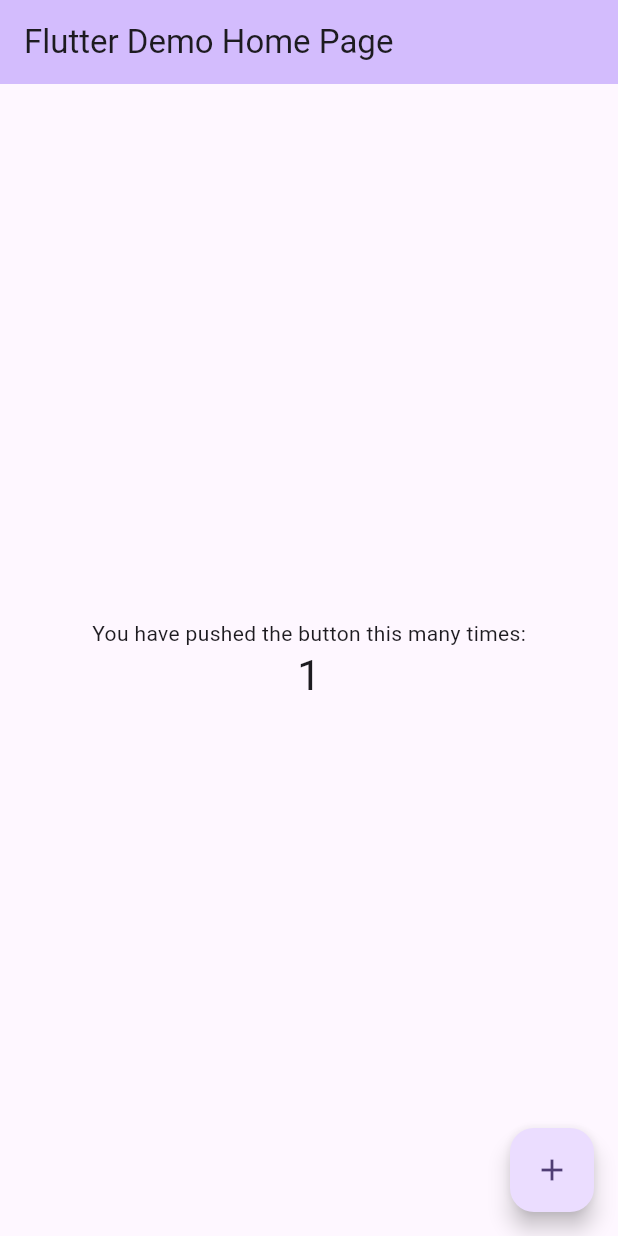
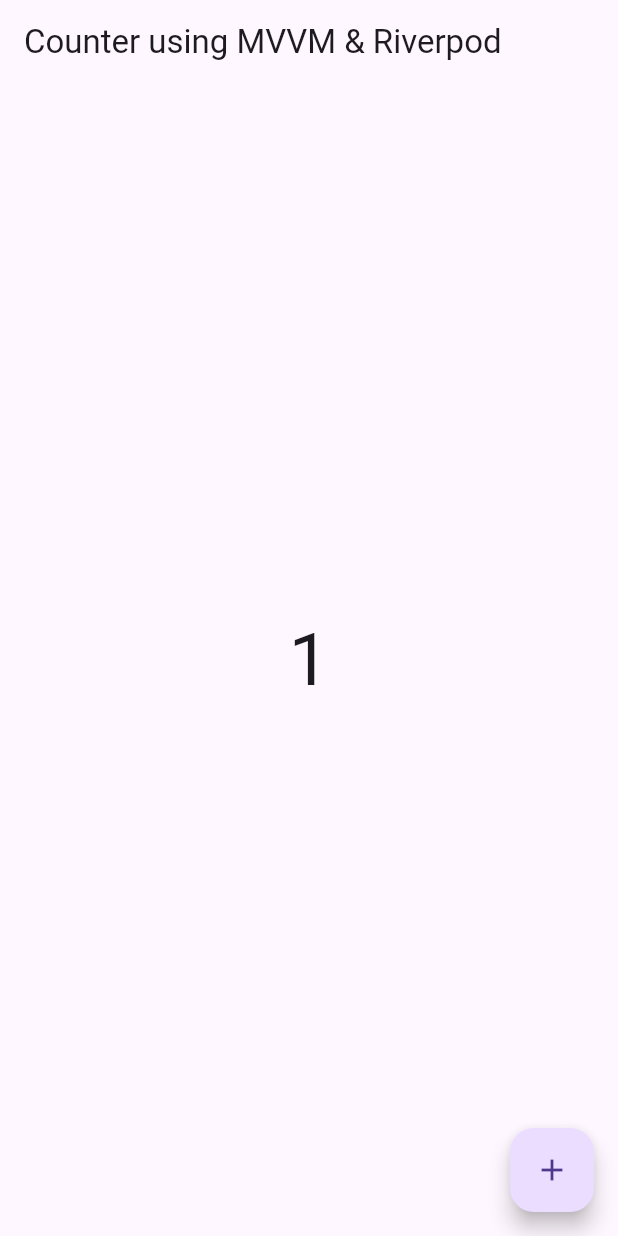
Before and after one commit to tranlong123/flutter_film_app, a Flutter app: the screen it shows after launch, after a tap on the "add" icon, on a phone screen of 412 x 824 dp. Run offline on Flutter 3.47's test engine with Material 3 defaults, Android fonts, the phone set to English and light mode, and no system bars; our stand-ins replace flutter_riverpod, freezed_annotation.

Commit message:
build pubspec.yaml

```diff
--- a/lib/main.dart
+++ b/lib/main.dart
@@ -1,125 +1,19 @@
 import 'package:flutter/material.dart';
+import 'package:flutter_riverpod/flutter_riverpod.dart';
+import 'views/counter_view.dart';
 
 void main() {
-  runApp(const MyApp());
+  runApp(const ProviderScope(child: MyApp()));
 }
 
 class MyApp extends StatelessWidget {
   const MyApp({super.key});
 
-  // This widget is the root of your application.
   @override
   Widget build(BuildContext context) {
-    return MaterialApp(
-      title: 'Flutter Demo',
-      theme: ThemeData(
-        // This is the theme of your application.
-        //
-        // TRY THIS: Try running your application with "flutter run". You'll see
-        // the application has a purple toolbar. Then, without quitting the app,
-        // try changing the seedColor in the colorScheme below to Colors.green
-        // and then invoke "hot reload" (save your changes or press the "hot
-        // reload" button in a Flutter-supported IDE, or press "r" if you used
-        // the command line to start the app).
-        //
-        // Notice that the counter didn't reset back to zero; the application
-        // state is not lost during the reload. To reset the state, use hot
-        // restart instead.
-        //
-        // This works for code too, not just values: Most code changes can be
-        // tested with just a hot reload.
-        colorScheme: ColorScheme.fromSeed(seedColor: Colors.deepPurple),
-        useMaterial3: true,
-      ),
-      home: const MyHomePage(title: 'Flutter Demo Home Page'),
+    return const MaterialApp(
+      title: 'Flutter MVVM with Riverpod',
+      home: CounterView(),
     );
   }
 }
-
-class MyHomePage extends StatefulWidget {
-  const MyHomePage({super.key, required this.title});
-
-  // This widget is the home page of your application. It is stateful, meaning
-  // that it has a State object (defined below) that contains fields that affect
-  // how it looks.
-
-  // This class is the configuration for the state. It holds the values (in this
-  // case the title) provided by the parent (in this case the App widget) and
-  // used by the build method of the State. Fields in a Widget subclass are
-  // always marked "final".
-
-  final String title;
-
-  @override
-  State<MyHomePage> createState() => _MyHomePageState();
-}
-
-class _MyHomePageState extends State<MyHomePage> {
-  int _counter = 0;
-
-  void _incrementCounter() {
-    setState(() {
-      // This call to setState tells the Flutter framework that something has
-      // changed in this State, which causes it to rerun the build method below
-      // so that the display can reflect the updated values. If we changed
-      // _counter without calling setState(), then the build method would not be
-      // called again, and so nothing would appear to happen.
-      _counter++;
-    });
-  }
-
-  @override
-  Widget build(BuildContext context) {
-    // This method is rerun every time setState is called, for instance as done
-    // by the _incrementCounter method above.
-    //
-    // The Flutter framework has been optimized to make rerunning build methods
-    // fast, so that you can just rebuild anything that needs updating rather
-    // than having to individually change instances of widgets.
-    return Scaffold(
-      appBar: AppBar(
-        // TRY THIS: Try changing the color here to a specific color (to
-        // Colors.amber, perhaps?) and trigger a hot reload to see the AppBar
-        // change color while the other colors stay the same.
-        backgroundColor: Theme.of(context).colorScheme.inversePrimary,
-        // Here we take the value from the MyHomePage object that was created by
-        // the App.build method, and use it to set our appbar title.
-        title: Text(widget.title),
-      ),
-      body: Center(
-        // Center is a layout widget. It takes a single child and positions it
-        // in the middle of the parent.
-        child: Column(
-          // Column is also a layout widget. It takes a list of children and
-          // arranges them vertically. By default, it sizes itself to fit its
-          // children horizontally, and tries to be as tall as its parent.
-          //
-          // Column has various properties to control how it sizes itself and
-          // how it positions its children. Here we use mainAxisAlignment to
-          // center the children vertically; the main axis here is the vertical
-          // axis because Columns are vertical (the cross axis would be
-          // horizontal).
-          //
-          // TRY THIS: Invoke "debug painting" (choose the "Toggle Debug Paint"
-          // action in the IDE, or press "p" in the console), to see the
-          // wireframe for each widget.
-          mainAxisAlignment: MainAxisAlignment.center,
-          children: <Widget>[
-            const Text(
-              'You have pushed the button this many times:',
-            ),
-            Text(
-              '$_counter',
-              style: Theme.of(context).textTheme.headlineMedium,
-            ),
-          ],
-        ),
-      ),
-      floatingActionButton: FloatingActionButton(
-        onPressed: _incrementCounter,
-        tooltip: 'Increment',
-        child: const Icon(Icons.add),
-      ), // This trailing comma makes auto-formatting nicer for build methods.
-    );
-  }
-}
--- /dev/null
+++ b/lib/viewmodels/counter_viewmodel.dart
@@ -0,0 +1,14 @@
+import 'package:flutter_riverpod/flutter_riverpod.dart';
+import '../models/counter_model.dart';
+
+class CounterViewModel extends StateNotifier<CounterModel> {
+  CounterViewModel() : super(CounterModel());
+
+  void increment() {
+    state = CounterModel(value: state.value + 1);
+  }
+}
+
+final counterProvider = StateNotifierProvider<CounterViewModel, CounterModel>((ref) {
+  return CounterViewModel();
+});
--- /dev/null
+++ b/lib/views/counter_view.dart
@@ -0,0 +1,28 @@
+import 'package:flutter/material.dart';
+import 'package:flutter_riverpod/flutter_riverpod.dart';
+import '../viewmodels/counter_viewmodel.dart';
+
+class CounterView extends ConsumerWidget {
+  const CounterView({super.key});
+
+  @override
+  Widget build(BuildContext context, WidgetRef ref) {
+    final counter = ref.watch(counterProvider);
+
+    return Scaffold(
+      appBar: AppBar(
+        title: const Text('Counter using MVVM & Riverpod'),
+      ),
+      body: Center(
+        child: Text(
+          '${counter.value}',
+          style: const TextStyle(fontSize: 48),
+        ),
+      ),
+      floatingActionButton: FloatingActionButton(
+        onPressed: () => ref.read(counterProvider.notifier).increment(),
+        child: const Icon(Icons.add),
+      ),
+    );
+  }
+}
```
Also changed, not shown: lib/models/counter_model.dart (added, +8 -0 lines), lib/models/tmdb_movie_basic.dart (added, +29 -0 lines), pubspec.yaml (+9 -2 lines), lib/models/tmdb_movie_basic.freezed.dart (added), lib/models/tmdb_movie_basic.g.dart (added), pubspec.lock.
